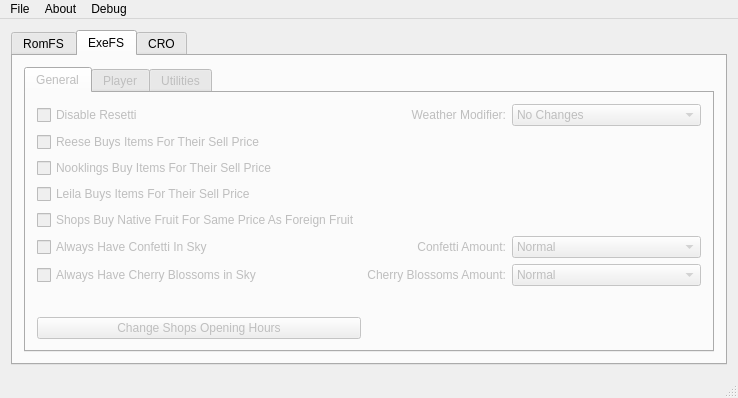
The window that mainwindow.ui (Slattz/ACNL_REditor) describes before a commit, drawn with Qt 5.
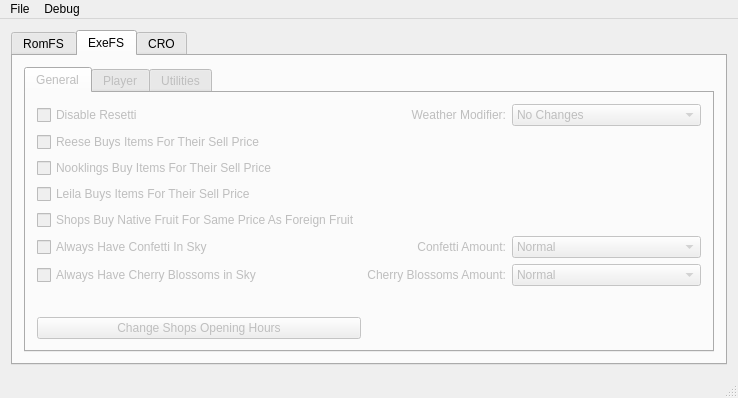
The same window after the commit. The open tabs and pages were chosen to show the change.

Commit message: Add About Menu

The edit to the form file:
```diff
--- a/mainwindow.ui
+++ b/mainwindow.ui
@@ -654,14 +654,8 @@
     <addaction name="FileOpen"/>
     <addaction name="FileSave"/>
     <addaction name="FileClose"/>
-   </widget>
-   <widget class="QMenu" name="menuAbout">
-    <property name="acceptDrops">
-     <bool>false</bool>
-    </property>
-    <property name="title">
-     <string>About</string>
-    </property>
+    <addaction name="separator"/>
+    <addaction name="actionAbout"/>
    </widget>
    <widget class="QMenu" name="menuDebug">
     <property name="title">
@@ -672,7 +666,6 @@
     <addaction name="actionSetup_OutDir"/>
    </widget>
    <addaction name="menuFile"/>
-   <addaction name="menuAbout"/>
    <addaction name="menuDebug"/>
   </widget>
   <widget class="QStatusBar" name="statusBar"/>
```
Left out of the diff: 14 changed lines with no effect on the pictures. The commit also changes 8 other files.
